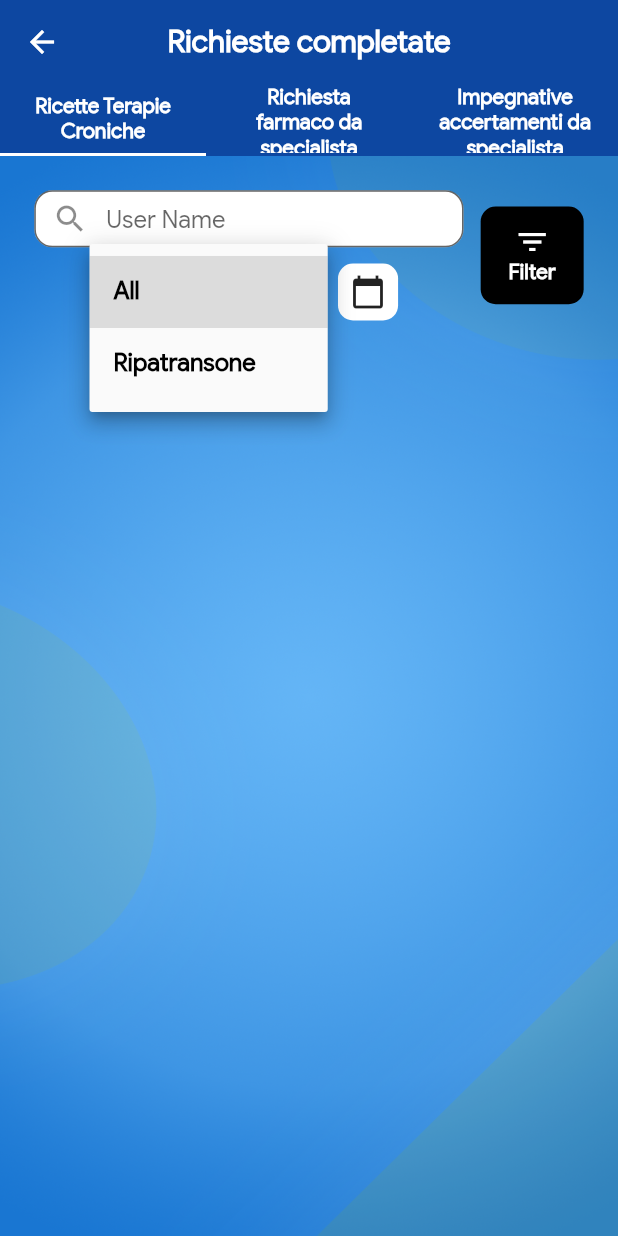
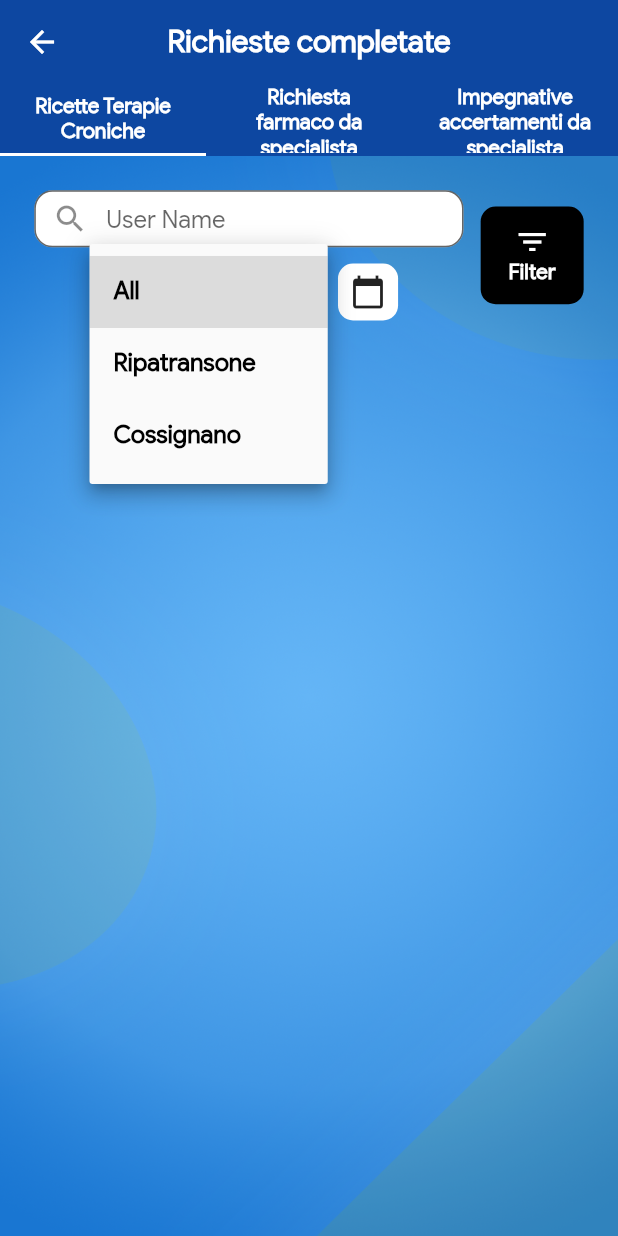
Before and after one commit to DigiWrecks/MMG2, a Flutter app: the AdminCompleted screen opened directly, after a tap on "All", on a phone screen of 412 x 824 dp. Run offline on Flutter 3.47's test engine with Material 2 defaults, Android fonts, the phone set to English and light mode, and no system bars; our stand-ins replace cached_network_image, cloud_firestore, firebase_auth, firebase_storage, flutter_screenutil, fluttertoast and 2 more; missing offline and left inert: onesignal_flutter; accounts and stored records are empty.

Commit message:
New Location Added

```diff
--- a/lib/main.dart
+++ b/lib/main.dart
@@ -50,7 +50,8 @@ class _MyAppState extends State<MyApp> {
       theme: ThemeData(
         fontFamily: 'GoogleSans',
         primaryColor: Color(0xff0D47A1),
-        accentColor: Color(0xff90CAF9)
+        accentColor: Color(0xff90CAF9),
+        textSelectionColor: Colors.red
       ),
       home: email==null?PrivacyPolicy():email=='admin'?AdminHome():Home(),
       //home: AdminHome(),
--- a/lib/screens/admin/admin-challenge-complete.dart
+++ b/lib/screens/admin/admin-challenge-complete.dart
@@ -145,6 +145,7 @@ class _AdminChallangeCompleteState extends State<AdminChallangeComplete> {
                                   items: [
                                     DropdownMenuItem(child: CustomText(text: 'All',color: Colors.black,),value: 'all',),
                                     DropdownMenuItem(child: CustomText(text: 'Ripatransone',color: Colors.black,),value: 'Ripatransone',),
+                                    DropdownMenuItem(child: CustomText(text: 'Cossignano',color: Colors.black,),value: 'Cossignano',),
                                   ],onChanged:(newValue){
                                   setState(() {
                                     location = newValue;
--- a/lib/screens/admin/admin-challenge.dart
+++ b/lib/screens/admin/admin-challenge.dart
@@ -145,6 +145,7 @@ class _AdminChallangeState extends State<AdminChallange> {
                                   items: [
                                     DropdownMenuItem(child: CustomText(text: 'All',color: Colors.black,),value: 'all',),
                                     DropdownMenuItem(child: CustomText(text: 'Ripatransone',color: Colors.black,),value: 'Ripatransone',),
+                                    DropdownMenuItem(child: CustomText(text: 'Cossignano',color: Colors.black,),value: 'Cossignano',),
                                   ],onChanged:(newValue){
                                   setState(() {
                                     location = newValue;
--- a/lib/screens/admin/admin-completed.dart
+++ b/lib/screens/admin/admin-completed.dart
@@ -32,7 +32,7 @@ class _AdminCompletedState extends State<AdminCompleted> with SingleTickerProvid
 
   @override
   Widget build(BuildContext context) {
-    ScreenUtil.init(context, width: 720, height: 1520, allowFontScaling: false);
+
     return Scaffold(
       appBar: AppBar(
         elevation: 0,
--- a/lib/screens/admin/admin-exsisting-complete.dart
+++ b/lib/screens/admin/admin-exsisting-complete.dart
@@ -145,6 +145,7 @@ class _AdminExsistingCompleteState extends State<AdminExsistingComplete> {
                                 items: [
                                   DropdownMenuItem(child: CustomText(text: 'All',color: Colors.black,),value: 'all',),
                                   DropdownMenuItem(child: CustomText(text: 'Ripatransone',color: Colors.black,),value: 'Ripatransone',),
+                                  DropdownMenuItem(child: CustomText(text: 'Cossignano',color: Colors.black,),value: 'Cossignano',),
                                 ],onChanged:(newValue){
                                 setState(() {
                                   location = newValue;
--- a/lib/screens/admin/admin-exsisting.dart
+++ b/lib/screens/admin/admin-exsisting.dart
@@ -154,6 +154,7 @@ class _AdminExsistingState extends State<AdminExsisting> {
                                 items: [
                                   DropdownMenuItem(child: CustomText(text: 'All',color: Colors.black,),value: 'all',),
                                   DropdownMenuItem(child: CustomText(text: 'Ripatransone',color: Colors.black,),value: 'Ripatransone',),
+                                  DropdownMenuItem(child: CustomText(text: 'Cossignano',color: Colors.black,),value: 'Cossignano',),
                                 ],onChanged:(newValue){
                                 setState(() {
                                   location = newValue;
--- a/lib/screens/admin/admin-newrecipe-complete.dart
+++ b/lib/screens/admin/admin-newrecipe-complete.dart
@@ -145,6 +145,7 @@ class _AdminNewRecipeCompleteState extends State<AdminNewRecipeComplete> {
                                   items: [
                                     DropdownMenuItem(child: CustomText(text: 'All',color: Colors.black,),value: 'all',),
                                     DropdownMenuItem(child: CustomText(text: 'Ripatransone',color: Colors.black,),value: 'Ripatransone',),
+                                    DropdownMenuItem(child: CustomText(text: 'Cossignano',color: Colors.black,),value: 'Cossignano',),
                                   ],onChanged:(newValue){
                                   setState(() {
                                     location = newValue;
--- a/lib/screens/admin/admin-newrecipe.dart
+++ b/lib/screens/admin/admin-newrecipe.dart
@@ -145,6 +145,7 @@ class _AdminNewRecipeState extends State<AdminNewRecipe> {
                                   items: [
                                     DropdownMenuItem(child: CustomText(text: 'All',color: Colors.black,),value: 'all',),
                                     DropdownMenuItem(child: CustomText(text: 'Ripatransone',color: Colors.black,),value: 'Ripatransone',),
+                                    DropdownMenuItem(child: CustomText(text: 'Cossignano',color: Colors.black,),value: 'Cossignano',),
                                   ],onChanged:(newValue){
                                   setState(() {
                                     location = newValue;
--- a/lib/screens/privacy-policy.dart
+++ b/lib/screens/privacy-policy.dart
@@ -52,7 +52,7 @@ class _PrivacyPolicyState extends State<PrivacyPolicy> {
               children: <Widget>[
                 CustomText(
                   text: "Il rispetto per la privacy degli utenti, ovvero “medici di medicina generale” e “pediatri di libera scelta” (di seguito, per comodità, solo “medico”)"
-                      " e pazienti loro assistiti, che utilizzeranno l’APP MEDICA  denominata “MMG”è fondamentale ed imprescindibile.\n"
+                      " e pazienti loro assistiti, che utilizzeranno l’APP MEDICA  denominata “MMG2®”è fondamentale ed imprescindibile.\n"
                       "In queste pagine sono descritte le modalità"
                       " di gestione della APP Medica, anche in riferimento all’eventuale trattamento dei dati degli utenti che la utilizzano.\n"
                       "La presente informativa è resa ai"
@@ -279,7 +279,7 @@ class _PrivacyPolicyState extends State<PrivacyPolicy> {
                 Padding(
                   padding: EdgeInsets.symmetric(vertical: ScreenUtil().setWidth(45)),
                   child: Button(
-                    text: 'Chiudi',
+                    text: email==null?'Accetto':'Chiudi',
                     color: Colors.green,
                     onclick: (){
                       Navigator.push(
--- a/lib/screens/register.dart
+++ b/lib/screens/register.dart
@@ -111,6 +111,7 @@ class _RegisterState extends State<Register> {
                           underline: Divider(color: Colors.white,height: 0,thickness: 0,),
                           items: [
                             DropdownMenuItem(child: CustomText(text: 'Ripatransone',color: Colors.black,),value: 'Ripatransone',),
+                            DropdownMenuItem(child: CustomText(text: 'Cossignano',color: Colors.black,),value: 'Cossignano',),
                           ],onChanged:(newValue){
                          setState(() {
                            location = newValue;
--- a/lib/widgets/archive-card.dart
+++ b/lib/widgets/archive-card.dart
@@ -91,7 +91,8 @@ class ArchiveCard extends StatelessWidget {
                     width: ScreenUtil().setWidth(400),
                     child: Padding(
                       padding: EdgeInsets.all(ScreenUtil().setWidth(10)),
-                      child: CustomText(text: text,align: TextAlign.center,size: ScreenUtil().setSp(40),color: Colors.black,),
+                      child: SelectableText(text==null?"":text,style: TextStyle(fontSize: ScreenUtil().setSp(40),fontWeight: FontWeight.bold),textAlign: TextAlign.center),
+                      //child: CustomText(text: text,align: TextAlign.center,size: ScreenUtil().setSp(40),color: Colors.black,),
                     ),
                   ):SizedBox.shrink()
                 ],
--- a/lib/widgets/upload-card.dart
+++ b/lib/widgets/upload-card.dart
@@ -51,7 +51,6 @@ class _UploadCardState extends State<UploadCard> {
               File image = await ImagePicker.pickImage(source: ImageSource.camera,imageQuality: 50);
               try{
                 StorageReference ref = FirebaseStorage.instance.ref().child("new/$email/${basename(image.path)}");
-                ToastBar(text: 'Caricamento',color: Colors.orangeAccent).show();
                 StorageUploadTask uploadTask = ref.putFile(image);
                 final StorageTaskSnapshot downloadUrl = (await uploadTask.onComplete);
                 String imgurl = (await downloadUrl.ref.getDownloadURL());
```
Also changed, not shown: lib/screens/admin/admin-home.dart (+14 -3 lines), lib/screens/contact.dart (+85 -34 lines), images/loginback.png, 8 other files.
